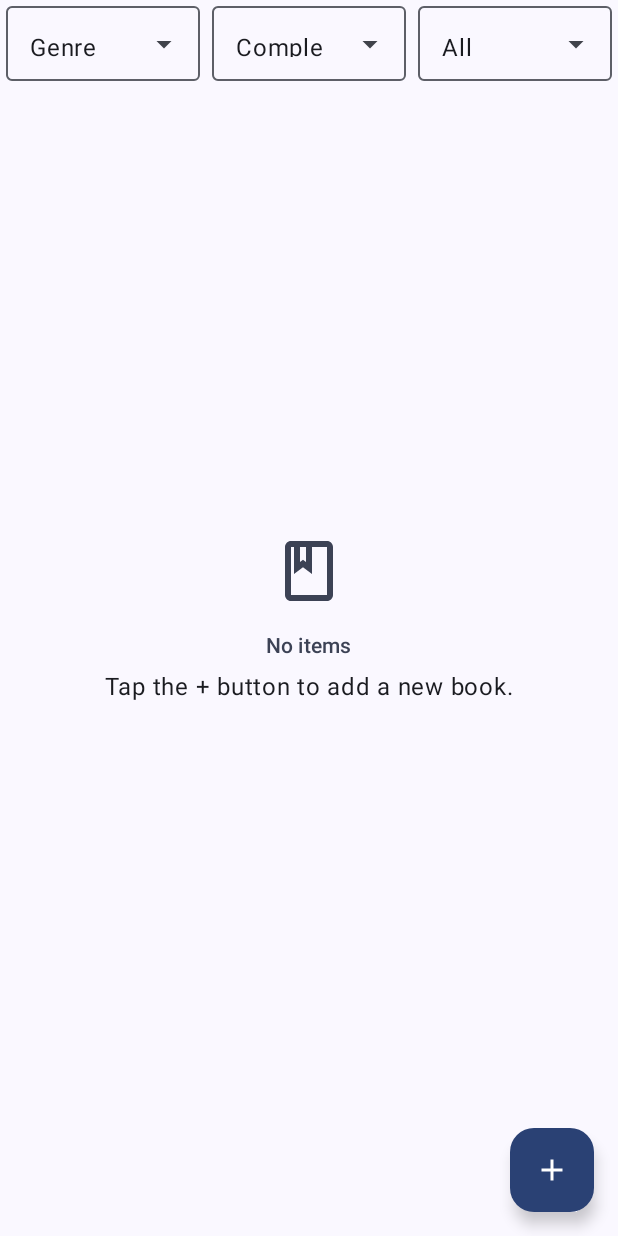
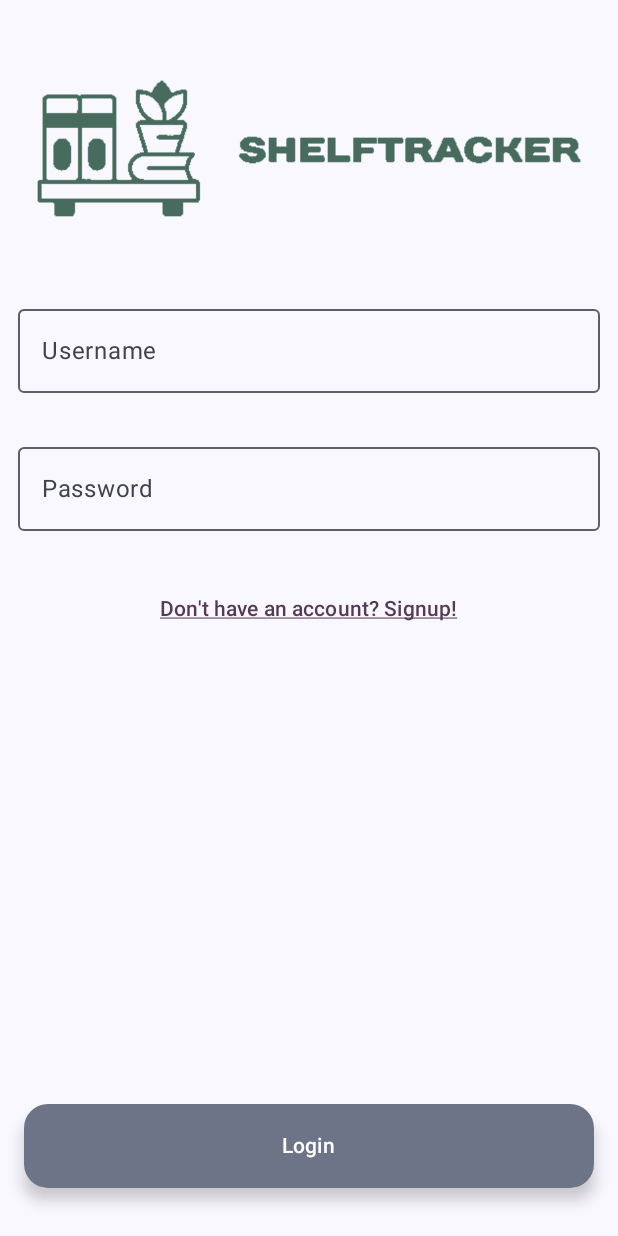
Before and after one commit to GaiaMazzoni/ShelfTracker, an Android app built with Jetpack Compose: the composable ShelfTrackerNavGraph shown on its own in the app's theme, on a phone screen of 412 x 824 dp. Run offline under Robolectric (Android 15) with nearby library versions, the light colour scheme and no system bars.

Commit message:
login and signup screens

```diff
--- a/app/src/main/java/com/example/shelftracker/MainActivity.kt
+++ b/app/src/main/java/com/example/shelftracker/MainActivity.kt
@@ -106,6 +106,7 @@ class MainActivity : ComponentActivity() {
                     {
                         Scaffold(
                             topBar = {
+                                if(currentRoute.route != ShelfTrackerRoute.Login.route && currentRoute.route != ShelfTrackerRoute.Signup.route)
                                 AppBar(
                                     navController,
                                     currentRoute,
--- a/app/src/main/java/com/example/shelftracker/ui/BooksViewModel.kt
+++ b/app/src/main/java/com/example/shelftracker/ui/BooksViewModel.kt
@@ -86,7 +86,6 @@ class BooksViewModel(
             val formatter = DateTimeFormatter.ofPattern("d/M/yyyy")
             val returnedDateParsed = LocalDate.parse(returnedDate, formatter)
             val libraryDeadlineParsed = LocalDate.parse(book.libraryDeadline, formatter)
-            Log.d("OH", (returnedDateParsed.isBefore(libraryDeadlineParsed).toString()))
 
             if (badgesRepository.getBadge("On Time") == null &&
                 book.library.isNotEmpty() && book.returned && returnedDateParsed.isBefore(libraryDeadlineParsed)
--- a/app/src/main/java/com/example/shelftracker/ui/Navigation.kt
+++ b/app/src/main/java/com/example/shelftracker/ui/Navigation.kt
@@ -19,6 +19,8 @@ import com.example.shelftracker.ui.screens.home.HomeScreen
 import com.example.shelftracker.ui.screens.settings.SettingsScreen
 import com.example.shelftracker.ui.screens.settings.SettingsViewModel
 import com.example.shelftracker.ui.screens.bookdetails.BookDetailsScreen
+import com.example.shelftracker.ui.screens.login.LoginScreen
+import com.example.shelftracker.ui.screens.signup.SignupScreen
 import com.example.shelftracker.ui.screens.statistics.StatisticsScreen
 import org.koin.androidx.compose.koinViewModel
 
@@ -27,6 +29,8 @@ sealed class ShelfTrackerRoute(
     val title: String,
     val arguments: List<NamedNavArgument> = emptyList()
 ) {
+    data object Login : ShelfTrackerRoute("login", "Login")
+    data object Signup : ShelfTrackerRoute("signup", "Signup")
     data object Home : ShelfTrackerRoute("books", "ShelfTracker")
     data object BookDetails : ShelfTrackerRoute(
         "books/{bookId}",
@@ -42,7 +46,7 @@ sealed class ShelfTrackerRoute(
 
 
     companion object {
-        val routes = setOf(Home, BookDetails, AddBook, Settings, Badges, Statistics)
+        val routes = setOf(Login, Signup, Home, BookDetails, AddBook, Settings, Badges, Statistics)
     }
 }
 
@@ -57,9 +61,19 @@ fun ShelfTrackerNavGraph(
 
     NavHost(
         navController = navController,
-        startDestination = ShelfTrackerRoute.Home.route,
+        startDestination = ShelfTrackerRoute.Login.route,
         modifier = modifier
     ) {
+        with(ShelfTrackerRoute.Signup) {
+            composable(route) {
+                SignupScreen(navController)
+            }
+        }
+        with(ShelfTrackerRoute.Login) {
+            composable(route) {
+                LoginScreen(navController)
+            }
+        }
         with(ShelfTrackerRoute.Home) {
             composable(route) {
                 HomeScreen(booksState, navController, booksVm)
--- a/app/src/main/java/com/example/shelftracker/ui/screens/badges/BadgesScreen.kt
+++ b/app/src/main/java/com/example/shelftracker/ui/screens/badges/BadgesScreen.kt
@@ -207,7 +207,7 @@ fun BadgeCard(
                             modifier = Modifier
                                 .padding(bottom = 16.dp)
                                 .size(48.dp),
-                            tint = MaterialTheme.colorScheme.secondary
+                            tint = Color.Gray
                         )
                     }
                 }
@@ -218,13 +218,13 @@ fun BadgeCard(
             ) {
                 Text(
                     title,
-                    color = MaterialTheme.colorScheme.onSecondaryContainer,
+                    color = Color.Black,
                     style = MaterialTheme.typography.titleLarge
                 )
                 Spacer(modifier = Modifier.size(8.dp))
                 Text(
                     text,
-                    color = MaterialTheme.colorScheme.onSecondaryContainer,
+                    color = Color.Black,
                     style = MaterialTheme.typography.titleMedium
                 )
             }
--- /dev/null
+++ b/app/src/main/java/com/example/shelftracker/ui/screens/login/LoginScreen.kt
@@ -0,0 +1,116 @@
+package com.example.shelftracker.ui.screens.login
+
+import androidx.compose.foundation.Image
+import androidx.compose.foundation.background
+import androidx.compose.foundation.layout.Arrangement
+import androidx.compose.foundation.layout.Spacer
+import androidx.compose.foundation.layout.fillMaxSize
+import androidx.compose.foundation.layout.fillMaxWidth
+import androidx.compose.foundation.layout.padding
+import androidx.compose.foundation.layout.size
+import androidx.compose.foundation.layout.width
+import androidx.compose.foundation.lazy.LazyColumn
+import androidx.compose.material.icons.Icons
+import androidx.compose.material.icons.outlined.Check
+import androidx.compose.material3.Button
+import androidx.compose.material3.ButtonColors
+import androidx.compose.material3.ButtonDefaults.buttonColors
+import androidx.compose.material3.FabPosition
+import androidx.compose.material3.FloatingActionButton
+import androidx.compose.material3.Icon
+import androidx.compose.material3.MaterialTheme
+import androidx.compose.material3.OutlinedTextField
+import androidx.compose.material3.Scaffold
+import androidx.compose.material3.Text
+import androidx.compose.runtime.Composable
+import androidx.compose.runtime.mutableStateOf
+import androidx.compose.runtime.remember
+import androidx.compose.runtime.setValue
+import androidx.compose.ui.Alignment
+import androidx.compose.ui.Modifier
+import androidx.compose.ui.graphics.Color
+import androidx.compose.ui.layout.ContentScale
+import androidx.compose.ui.platform.LocalConfiguration
+import androidx.compose.ui.res.painterResource
+import androidx.compose.ui.text.style.TextDecoration
+import androidx.compose.ui.unit.dp
+import androidx.navigation.NavController
+import com.example.shelftracker.R
+import com.example.shelftracker.ui.ShelfTrackerRoute
+
+
+@Composable
+fun LoginScreen(navController: NavController){
+    val usernameState = remember { mutableStateOf("") }
+    val passwordState = remember { mutableStateOf("") }
+    Scaffold (
+        floatingActionButton = {
+            FloatingActionButton(
+                modifier = Modifier
+                    .padding(16.dp)
+                    .fillMaxWidth(),
+                containerColor = MaterialTheme.colorScheme.secondaryContainer,
+                onClick = {
+                    navController.navigate(ShelfTrackerRoute.Home.route)
+                }
+            ) {
+                Text("Login")
+            }
+        },
+        floatingActionButtonPosition = FabPosition.Center
+    ){
+        contentPadding ->
+        LazyColumn(
+            verticalArrangement = Arrangement.spacedBy(12.dp),
+            horizontalAlignment = Alignment.CenterHorizontally,
+            modifier = Modifier
+                .padding(contentPadding)
+                .padding(12.dp)
+                .fillMaxSize()
+        ){
+            item {
+                Spacer(modifier = Modifier.size(32.dp))
+                Image(
+                    painter = painterResource(id = R.drawable.logo_no_background),
+                    contentDescription = "logo",
+                    contentScale = ContentScale.Fit
+                )
+                Spacer(modifier = Modifier.size(32.dp))
+            }
+            item{
+                OutlinedTextField(
+                    value = usernameState.value,
+                    onValueChange = {usernameState.value = it},
+                    label = { Text("Username") },
+                    modifier = Modifier.fillMaxWidth()
+                )
+                Spacer(modifier = Modifier.size(16.dp))
+            }
+            item{
+                OutlinedTextField(
+                    value = "*".repeat(passwordState.value.length),
+                    onValueChange = {passwordState.value = it},
+                    label = { Text("Password") },
+                    modifier = Modifier.fillMaxWidth()
+                )
+                Spacer(modifier = Modifier.size(16.dp))
+            }
+            item{
+                Button(
+                    onClick = { navController.navigate( ShelfTrackerRoute.Signup.route) },
+                    colors = buttonColors(contentColor = MaterialTheme.colorScheme.background,
+                        containerColor = MaterialTheme.colorScheme.background,
+                        disabledContentColor = MaterialTheme.colorScheme.background,
+                        disabledContainerColor = MaterialTheme.colorScheme.background)
+
+                ) {
+                    Text(
+                        text = "Don't have an account? Signup!",
+                        color = MaterialTheme.colorScheme.tertiary,
+                        textDecoration = TextDecoration.Underline
+                        )
+                }
+            }
+        }
+    }
+}
```
Also changed, not shown: app/src/main/java/com/example/shelftracker/ui/screens/signup/SignupScreen.kt (added, +132 -0 lines), app/src/main/res/drawable/logo_no_background.png (added).
